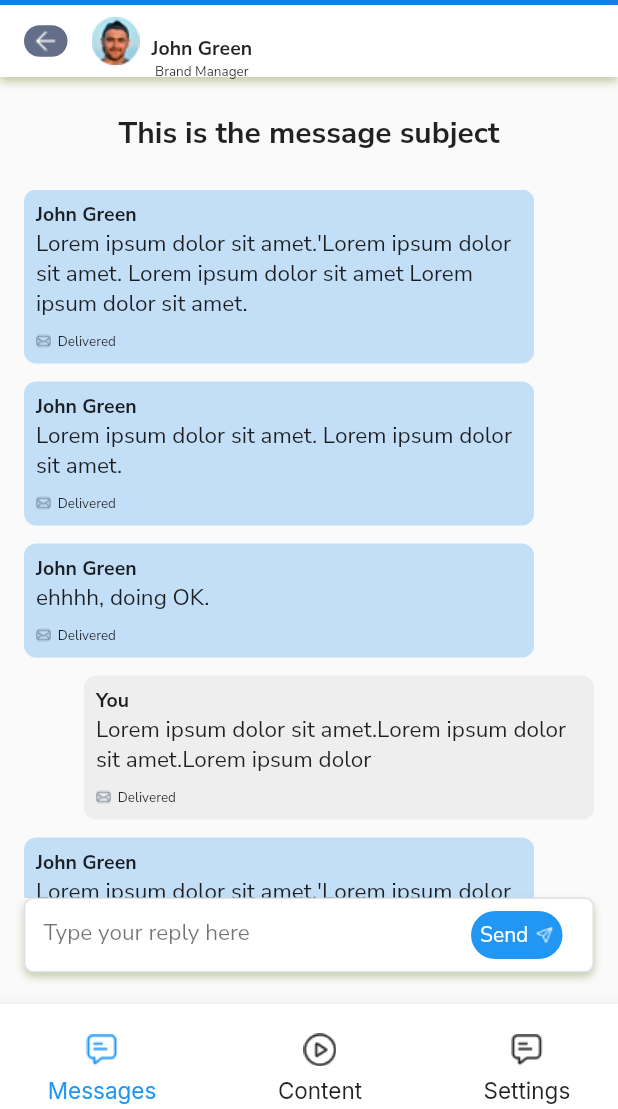
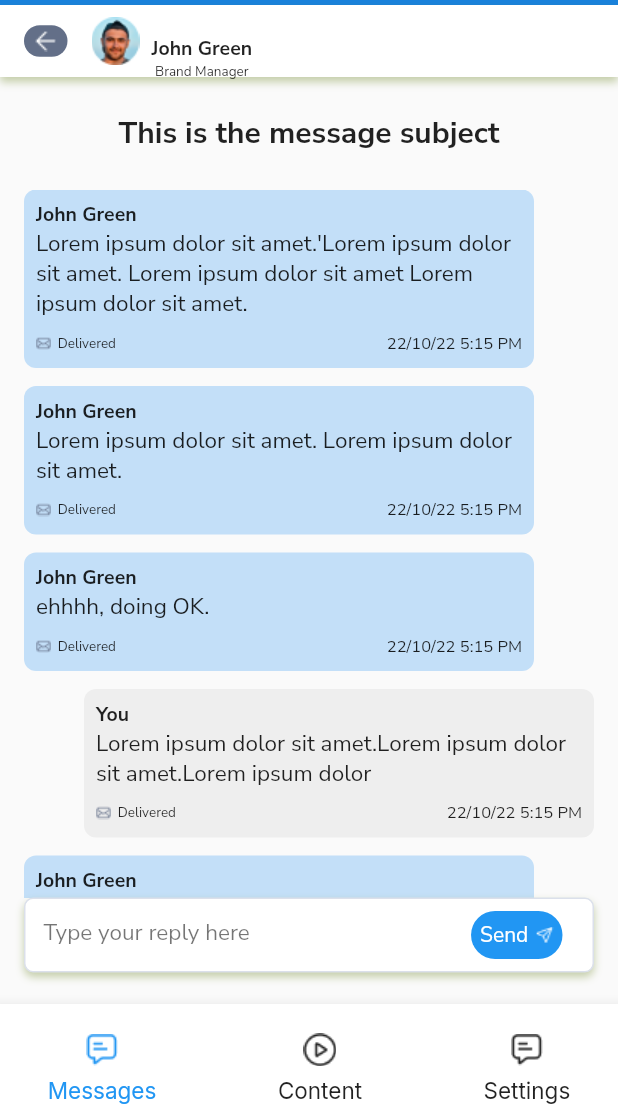
Before and after one commit to maxiggle/teamtalkTest, a Flutter app: the screen it shows after launch, on a phone screen of 412 x 824 dp, the part 127-1236 px from its top. Run offline on Flutter 3.47's test engine with Material 2 defaults, Android fonts, the light colour scheme and no system bars; our stand-ins replace bloc, flutter_bloc, google_fonts.

Commit message:
UI: added time and date

```diff
--- a/lib/features/messages/widgets/sender_and_reciever.dart
+++ b/lib/features/messages/widgets/sender_and_reciever.dart
@@ -58,6 +58,9 @@ class SenderAndReceiver extends StatelessWidget {
                     height: 9,
                   ),
                   Row(
+                    mainAxisAlignment: MainAxisAlignment.spaceBetween,
+                    children: [
+                      Row(
                         // mainAxisAlignment: MainAxisAlignment.spaceEvenly,
                         children: [
                           Image(image: AssetImage('assets/images/chatbox.png')),
@@ -71,6 +74,17 @@ class SenderAndReceiver extends StatelessWidget {
                           ),
                         ],
                       ),
+                      Text(
+                        '22/10/22 5:15 PM',
+                        style: GoogleFonts.nunitoSans(
+                          fontSize: 11,
+                        ),
+                      ),
+                      // Image(image: AssetImage('assets/images/timestop.png')),
+
+                      // Text
+                    ],
+                  ),
                 ],
               ),
             ),
--- a/pubspec.yaml
+++ b/pubspec.yaml
@@ -48,6 +48,7 @@ flutter:
     - assets/images/johngreen.png
     - assets/images/chatbox.png
     - assets/images/sendbutton.png
+    - assets/images/timestop.png
 
   # fonts:
   #   - family: Schyler
```
Also changed, not shown: assets/images/timestop.png (added). Lines whose indentation alone changed are shown as unchanged.
